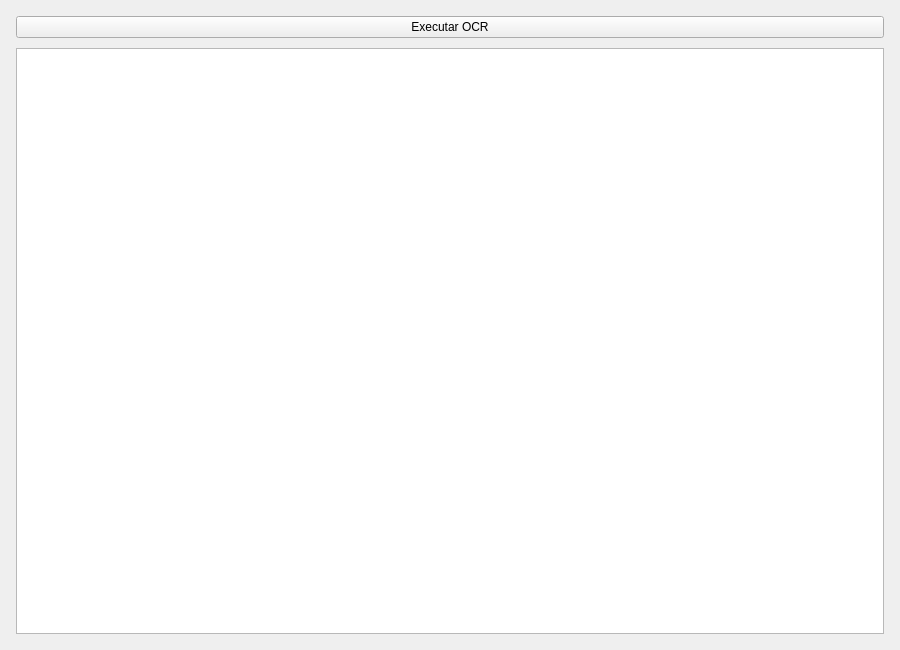
Above: ui/MainWindow.ui from Yurigo1793/Atlas-hub before the change. Below: the same form after it.
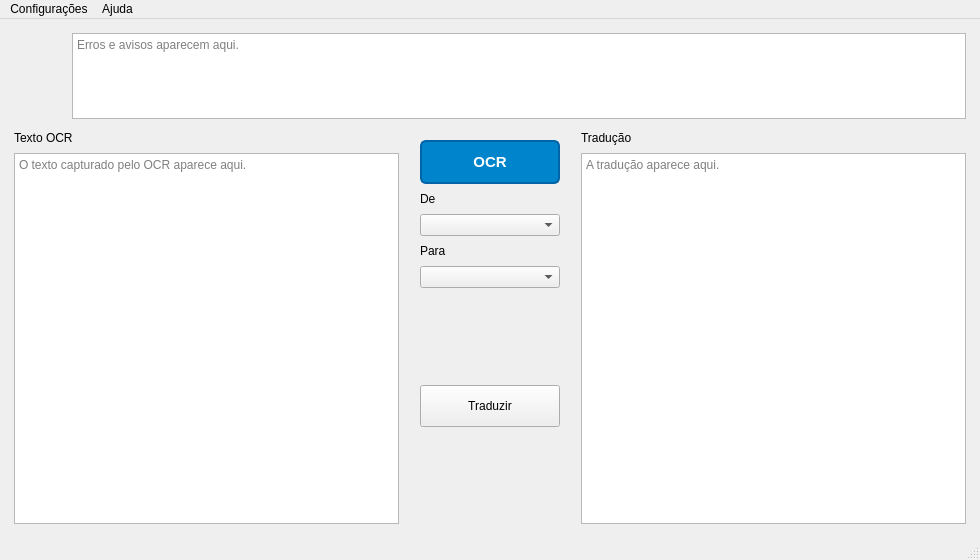
That is the form after the change.

```diff
--- a/ui/MainWindow.ui
+++ b/ui/MainWindow.ui
@@ -6,8 +6,8 @@
    <rect>
     <x>0</x>
     <y>0</y>
-    <width>900</width>
-    <height>650</height>
+    <width>980</width>
+    <height>560</height>
    </rect>
   </property>
   <property name="windowTitle">
@@ -16,36 +16,264 @@
   <widget class="QWidget" name="centralwidget">
    <layout class="QVBoxLayout" name="verticalLayout">
     <property name="leftMargin">
-     <number>16</number>
+     <number>14</number>
     </property>
     <property name="topMargin">
-     <number>16</number>
+     <number>14</number>
     </property>
     <property name="rightMargin">
-     <number>16</number>
+     <number>14</number>
     </property>
     <property name="bottomMargin">
-     <number>16</number>
+     <number>14</number>
     </property>
     <property name="spacing">
-     <number>10</number>
+     <number>12</number>
     </property>
     <item>
-     <widget class="QPushButton" name="btnRunOCR">
-      <property name="text">
-       <string>Executar OCR</string>
+     <layout class="QHBoxLayout" name="headerLayout">
+      <property name="spacing">
+       <number>10</number>
       </property>
-     </widget>
+      <item>
+       <widget class="QLabel" name="appIconLabel">
+        <property name="minimumSize">
+         <size>
+          <width>48</width>
+          <height>48</height>
+         </size>
+        </property>
+        <property name="maximumSize">
+         <size>
+          <width>48</width>
+          <height>48</height>
+         </size>
+        </property>
+        <property name="text">
+         <string/>
+        </property>
+        <property name="scaledContents">
+         <bool>true</bool>
+        </property>
+       </widget>
+      </item>
+      <item>
+       <widget class="QPlainTextEdit" name="errorLog">
+        <property name="minimumSize">
+         <size>
+          <width>0</width>
+          <height>72</height>
+         </size>
+        </property>
+        <property name="maximumSize">
+         <size>
+          <width>16777215</width>
+          <height>86</height>
+         </size>
+        </property>
+        <property name="readOnly">
+         <bool>true</bool>
+        </property>
+        <property name="placeholderText">
+         <string>Erros e avisos aparecem aqui.</string>
+        </property>
+       </widget>
+      </item>
+     </layout>
     </item>
     <item>
-     <widget class="QTextEdit" name="textOutput">
-      <property name="readOnly">
-       <bool>false</bool>
+     <layout class="QHBoxLayout" name="contentLayout">
+      <property name="spacing">
+       <number>12</number>
       </property>
-     </widget>
+      <item>
+       <layout class="QVBoxLayout" name="ocrPanelLayout">
+        <property name="spacing">
+         <number>8</number>
+        </property>
+        <item>
+         <widget class="QLabel" name="ocrTextLabel">
+         <property name="text">
+           <string>Texto OCR</string>
+          </property>
+         </widget>
+        </item>
+        <item>
+         <widget class="QTextEdit" name="textOutput">
+          <property name="readOnly">
+           <bool>false</bool>
+          </property>
+          <property name="placeholderText">
+           <string>O texto capturado pelo OCR aparece aqui.</string>
+          </property>
+         </widget>
+        </item>
+       </layout>
+      </item>
+      <item>
+       <widget class="QWidget" name="translationControls">
+        <property name="minimumSize">
+         <size>
+          <width>158</width>
+          <height>0</height>
+         </size>
+        </property>
+        <property name="maximumSize">
+         <size>
+          <width>190</width>
+          <height>16777215</height>
+         </size>
+        </property>
+        <layout class="QVBoxLayout" name="controlsLayout">
+         <property name="spacing">
+          <number>8</number>
+         </property>
+         <item>
+          <widget class="QPushButton" name="btnRunOCR">
+           <property name="minimumSize">
+            <size>
+             <width>0</width>
+             <height>44</height>
+            </size>
+           </property>
+           <property name="font">
+            <font>
+             <pointsize>11</pointsize>
+             <bold>true</bold>
+            </font>
+           </property>
+           <property name="styleSheet">
+            <string notr="true">background-color: rgb(0, 133, 204);
+color: white;
+border: 2px solid rgb(0, 100, 168);
+border-radius: 6px;
+padding: 6px;
+font-weight: bold;</string>
+           </property>
+           <property name="text">
+            <string>OCR</string>
+           </property>
+          </widget>
+         </item>
+         <item>
+          <widget class="QLabel" name="sourceLanguageLabel">
+           <property name="text">
+            <string>De</string>
+           </property>
+          </widget>
+         </item>
+         <item>
+          <widget class="QComboBox" name="sourceLanguageCombo"/>
+         </item>
+         <item>
+          <widget class="QLabel" name="targetLanguageLabel">
+           <property name="text">
+            <string>Para</string>
+           </property>
+          </widget>
+         </item>
+         <item>
+          <widget class="QComboBox" name="targetLanguageCombo"/>
+         </item>
+         <item>
+          <spacer name="upperControlsSpacer">
+           <property name="orientation">
+            <enum>Qt::Vertical</enum>
+           </property>
+           <property name="sizeHint" stdset="0">
+            <size>
+             <width>20</width>
+             <height>24</height>
+            </size>
+           </property>
+          </spacer>
+         </item>
+         <item>
+          <widget class="QPushButton" name="btnTranslate">
+           <property name="minimumSize">
+            <size>
+             <width>0</width>
+             <height>42</height>
+            </size>
+           </property>
+           <property name="text">
+            <string>Traduzir</string>
+           </property>
+          </widget>
+         </item>
+         <item>
+          <spacer name="lowerControlsSpacer">
+           <property name="orientation">
+            <enum>Qt::Vertical</enum>
+           </property>
+           <property name="sizeHint" stdset="0">
+            <size>
+             <width>20</width>
+             <height>40</height>
+            </size>
+           </property>
+          </spacer>
+         </item>
+        </layout>
+       </widget>
+      </item>
+      <item>
+       <layout class="QVBoxLayout" name="translationPanelLayout">
+        <property name="spacing">
+         <number>8</number>
+        </property>
+        <item>
+         <widget class="QLabel" name="translationTextLabel">
+          <property name="text">
+           <string>Tradução</string>
+          </property>
+         </widget>
+        </item>
+        <item>
+         <widget class="QTextEdit" name="translationOutput">
+          <property name="readOnly">
+           <bool>false</bool>
+          </property>
+          <property name="placeholderText">
+           <string>A tradução aparece aqui.</string>
+          </property>
+         </widget>
+        </item>
+       </layout>
+      </item>
+     </layout>
     </item>
    </layout>
   </widget>
+  <widget class="QMenuBar" name="menubar">
+   <property name="geometry">
+    <rect>
+     <x>0</x>
+     <y>0</y>
+     <width>980</width>
+     <height>22</height>
+    </rect>
+   </property>
+   <widget class="QMenu" name="menuconf">
+   <property name="title">
+     <string>Configurações</string>
+   </property>
+  </widget>
+   <widget class="QMenu" name="menuAjuda">
+    <property name="title">
+     <string>Ajuda</string>
+    </property>
+    <addaction name="actionHelp"/>
+   </widget>
+   <addaction name="menuconf"/>
+   <addaction name="menuAjuda"/>
+  </widget>
+  <widget class="QStatusBar" name="statusbar"/>
+  <action name="actionHelp">
+   <property name="text">
+    <string>Ajuda</string>
+   </property>
+  </action>
  </widget>
  <resources/>
  <connections/>
```
Left out of the diff: 2 changed lines with no effect on the pictures.
